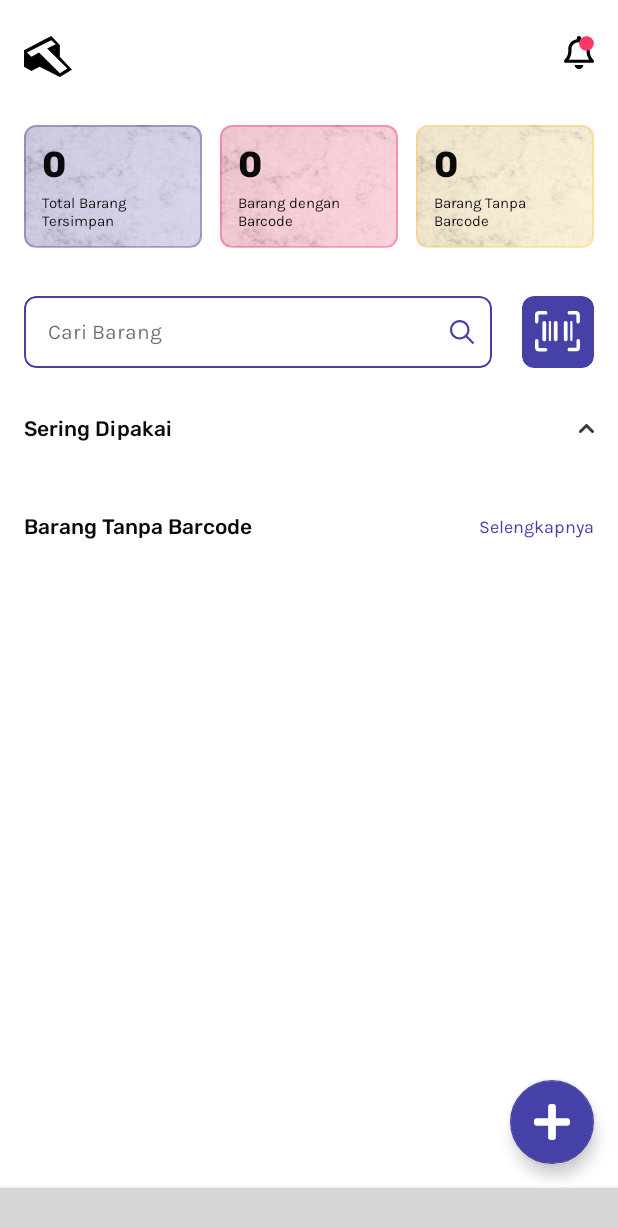
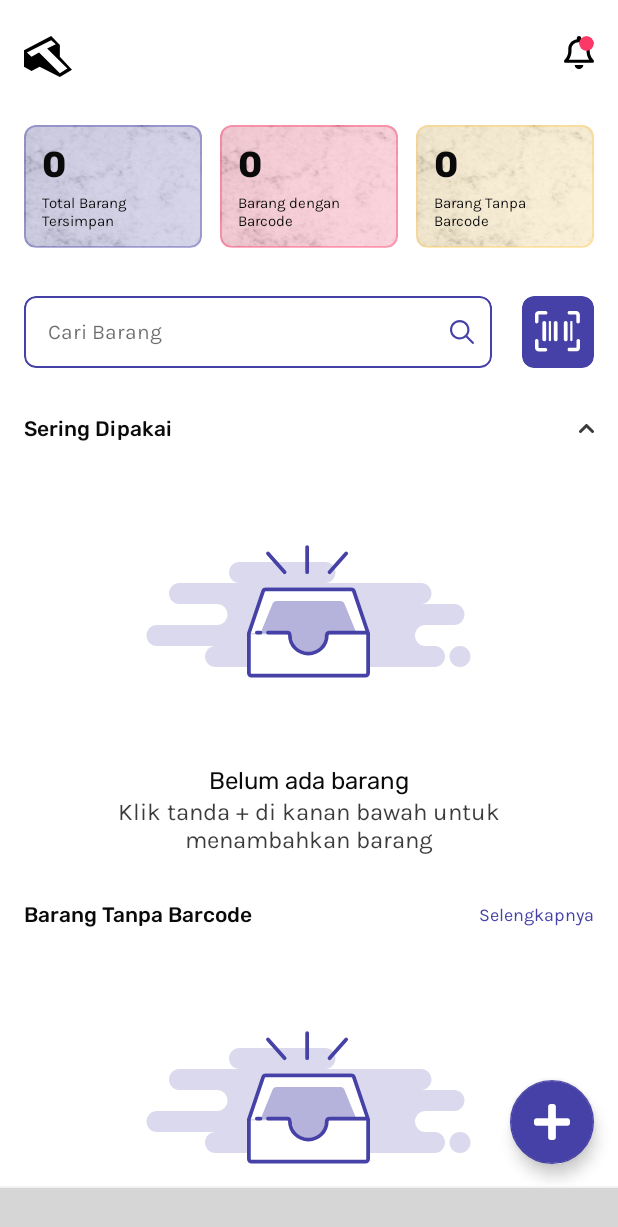
Before and after one commit to m-rizqi/tms-app, an Android app: the HomeFragment screen opened directly, with no data from a screen before it, on a phone screen of 412 x 824 dp. Shown: the top 1227 px of the screen. Run offline under Robolectric (Android 15) with nearby library versions, the phone set to English and light mode, and no system bars; our stand-ins replace Dagger/Hilt's generated code, Room's generated code, Shimmer, data binding; libraries missing offline, so code that uses them is left out: nl.joery.animatedbottombar; plain views replace AnimatedBottomBar; 1 statement that could not run was skipped; grey boxes are pictures that could not be loaded.

Commit message:
feat : empty state

```diff
--- a/app/src/main/java/com/rizqi/tms/ui/dashboard/home/HomeFragment.kt
+++ b/app/src/main/java/com/rizqi/tms/ui/dashboard/home/HomeFragment.kt
@@ -47,9 +47,11 @@ class HomeFragment : Fragment() {
         }
         itemViewModel.getPopularItems().observe(viewLifecycleOwner){
             popularAdapter.submitList(it)
+            binding.lHomeEmptyStatePopular.visibility = if (it.isEmpty()) View.VISIBLE else View.GONE
         }
         itemViewModel.getNonBarcodeItemsLimited().observe(viewLifecycleOwner){
             nonBarcodeItemAdapter.submitList(it)
+            binding.lHomeEmptyStateNonbarcode.visibility = if (it.isEmpty()) View.VISIBLE else View.GONE
         }
 
         binding.apply {
--- /dev/null
+++ b/app/src/main/res/drawable/vector_empty_state.xml
@@ -0,0 +1,47 @@
+<vector xmlns:android="http://schemas.android.com/apk/res/android"
+    android:width="250dp"
+    android:height="200dp"
+    android:viewportWidth="250"
+    android:viewportHeight="200">
+  <path
+      android:pathData="M0,0h250v200h-250z"
+      android:fillColor="#00FFFFFF"/>
+  <path
+      android:pathData="M63,134H154C154.51,134 155.02,133.94 155.5,133.84C155.98,133.94 156.49,134 157,134H209C212.87,134 216,130.87 216,127C216,123.13 212.87,120 209,120H203C199.13,120 196,116.87 196,113C196,109.13 199.13,106 203,106H222C225.87,106 229,102.87 229,99C229,95.13 225.87,92 222,92H200C203.87,92 207,88.87 207,85C207,81.13 203.87,78 200,78H136C139.87,78 143,74.87 143,71C143,67.13 139.87,64 136,64H79C75.13,64 72,67.13 72,71C72,74.87 75.13,78 79,78H39C35.13,78 32,81.13 32,85C32,88.87 35.13,92 39,92H64C67.87,92 71,95.13 71,99C71,102.87 67.87,106 64,106H24C20.13,106 17,109.13 17,113C17,116.87 20.13,120 24,120H63C59.13,120 56,123.13 56,127C56,130.87 59.13,134 63,134ZM226,134C229.87,134 233,130.87 233,127C233,123.13 229.87,120 226,120C222.13,120 219,123.13 219,127C219,130.87 222.13,134 226,134Z"
+      android:fillColor="#4641A7"
+      android:fillAlpha="0.2"
+      android:fillType="evenOdd"/>
+  <path
+      android:pathData="M113.12,112.31C113.04,112.86 113,113.43 113,114C113,120.63 118.37,126 125,126C131.63,126 137,120.63 137,114C137,113.43 136.96,112.86 136.88,112.31H166V139C166,140.66 164.66,142 163,142H87C85.34,142 84,140.66 84,139V112.31H113.12Z"
+      android:fillColor="#ffffff"
+      android:fillType="evenOdd"/>
+  <path
+      android:pathData="M138,112C138,119.18 132.18,125 125,125C117.82,125 112,119.18 112,112C112,111.77 112.01,111.54 112.02,111.31H84L93.56,83.04C93.97,81.82 95.12,81 96.4,81H153.6C154.88,81 156.03,81.82 156.44,83.04L166,111.31H137.98C137.99,111.54 138,111.77 138,112Z"
+      android:fillColor="#ffffff"
+      android:fillType="evenOdd"/>
+  <path
+      android:pathData="M136.1,112.96C136.1,118.5 131.13,124 125,124C118.87,124 113.9,118.5 113.9,112.96C113.9,112.78 113.91,111.6 113.92,111.42H93L101.16,91.58C101.51,90.63 102.49,90 103.59,90H146.41C147.51,90 148.49,90.63 148.84,91.58L157,111.42H136.08C136.09,111.6 136.1,112.78 136.1,112.96Z"
+      android:fillColor="#4641A7"
+      android:fillAlpha="0.4"
+      android:fillType="evenOdd"/>
+  <path
+      android:pathData="M85.25,111.51V138C85.25,138.97 86.03,139.75 87,139.75H163C163.97,139.75 164.75,138.97 164.75,138V111.51L155.26,83.44C155.01,82.73 154.35,82.25 153.6,82.25H96.4C95.65,82.25 94.99,82.73 94.74,83.44L85.25,111.51Z"
+      android:strokeWidth="2.5"
+      android:fillColor="#00000000"
+      android:fillType="evenOdd"
+      android:strokeColor="#4641A7"/>
+  <path
+      android:pathData="M98,111C101.94,111 106.18,111 110.75,111C112.62,111 112.62,112.32 112.62,113C112.62,119.63 118.12,125 124.9,125C131.68,125 137.17,119.63 137.17,113C137.17,112.32 137.17,111 139.05,111H164M90.57,111H93H90.57Z"
+      android:strokeLineJoin="round"
+      android:strokeWidth="2.5"
+      android:fillColor="#00000000"
+      android:strokeColor="#4641A7"
+      android:strokeLineCap="round"/>
+  <path
+      android:pathData="M150.1,58.3L139,70.76M124.1,54V70.76V54ZM98,58.3L109.1,70.76L98,58.3Z"
+      android:strokeLineJoin="round"
+      android:strokeWidth="2.5"
+      android:fillColor="#00000000"
+      android:strokeColor="#4641A7"
+      android:strokeLineCap="round"/>
+</vector>
--- a/app/src/main/res/layout/fragment_home.xml
+++ b/app/src/main/res/layout/fragment_home.xml
@@ -357,24 +357,69 @@
 
                     </RelativeLayout>
 
+                    <RelativeLayout
+                        android:id="@+id/l_home_rv_and_empty"
+                        android:layout_width="match_parent"
+                        android:layout_height="wrap_content"
+                        android:layout_marginTop="16dp"
+                        app:layout_constraintTop_toBottomOf="@id/l_home_often_used"
+                        >
+
                         <androidx.recyclerview.widget.RecyclerView
                             android:id="@+id/rv_home_often_used_items"
                             android:layout_width="match_parent"
                             android:layout_height="wrap_content"
-                        android:layout_marginTop="16dp"
-                        app:layout_constraintTop_toBottomOf="@id/l_home_often_used"
+
                             app:layoutManager="androidx.recyclerview.widget.GridLayoutManager"
                             app:spanCount="2"
                             tools:listitem="@layout/item_card_item"
-                        tools:itemCount="2"
+                            tools:itemCount="0"
                             android:nestedScrollingEnabled="false"
                             />
+
+                        <LinearLayout
+                            android:id="@+id/l_home_empty_state_popular"
+                            android:layout_width="match_parent"
+                            android:layout_height="wrap_content"
+                            android:orientation="vertical"
+                            android:gravity="center_horizontal"
+                            android:visibility="gone"
+                            >
+
+                            <ImageView
+                                android:layout_width="wrap_content"
+                                android:layout_height="wrap_content"
+                                android:src="@drawable/vector_empty_state"
+                                />
+
+                            <TextView
+                                android:layout_width="wrap_content"
+                                android:layout_height="wrap_content"
+                                style="@style/TextAppearance.Subtitle1"
+                                android:textColor="@color/black_100"
+                                android:text="@string/no_items_yet"
+                                />
+
+                            <TextView
+                                android:layout_width="wrap_content"
+                                android:layout_height="wrap_content"
+                                style="@style/TextAppearance.Body1"
+                                android:textColor="@color/black_80"
+                                android:text="@string/click_plus_sign_to_add"
+                                android:textAlignment="center"
+                                android:layout_marginHorizontal="16dp"
+                                />
+
+
+                        </LinearLayout>
+
+                    </RelativeLayout>
 
                     <RelativeLayout
                         android:id="@+id/l_home_nonbarcode_item"
                         android:layout_width="match_parent"
                         android:layout_height="wrap_content"
-                        app:layout_constraintTop_toBottomOf="@id/rv_home_often_used_items"
+                        app:layout_constraintTop_toBottomOf="@id/l_home_rv_and_empty"
                         android:layout_marginTop="32dp"
                         >
 
@@ -400,17 +445,61 @@
 
                     </RelativeLayout>
 
+                    <RelativeLayout
+                        android:layout_width="match_parent"
+                        android:layout_height="wrap_content"
+                        android:layout_marginTop="16dp"
+                        app:layout_constraintTop_toBottomOf="@id/l_home_nonbarcode_item"
+                        >
+
                         <androidx.recyclerview.widget.RecyclerView
                             android:id="@+id/rv_home_nonbarcode_items"
                             android:layout_width="match_parent"
                             android:layout_height="wrap_content"
-                        android:layout_marginTop="16dp"
-                        app:layout_constraintTop_toBottomOf="@id/l_home_nonbarcode_item"
                             app:layoutManager="androidx.recyclerview.widget.GridLayoutManager"
                             tools:listitem="@layout/item_card_item"
                             app:spanCount="2"
+                            tools:itemCount="1"
                             android:nestedScrollingEnabled="false"
                             />
+
+                        <LinearLayout
+                            android:id="@+id/l_home_empty_state_nonbarcode"
+                            android:layout_width="match_parent"
+                            android:layout_height="wrap_content"
+                            android:orientation="vertical"
+                            android:gravity="center_horizontal"
+                            android:visibility="gone"
+                            >
+
+                            <ImageView
+                                android:layout_width="wrap_content"
+                                android:layout_height="wrap_content"
+                                android:src="@drawable/vector_empty_state"
+                                />
+
+                            <TextView
+                                android:layout_width="wrap_content"
+                                android:layout_height="wrap_content"
+                                style="@style/TextAppearance.Subtitle1"
+                                android:textColor="@color/black_100"
+                                android:text="@string/no_nonbarcode_items_yet"
+                                />
+
+                            <TextView
+                                android:layout_width="wrap_content"
+                                android:layout_height="wrap_content"
+                                style="@style/TextAppearance.Body1"
+                                android:textColor="@color/black_80"
+                                android:text="@string/click_plus_sign_to_add"
+                                android:textAlignment="center"
+                                android:layout_marginHorizontal="16dp"
+                                />
+
+
+                        </LinearLayout>
+
+                    </RelativeLayout>
 
                 </androidx.constraintlayout.widget.ConstraintLayout>
 
--- a/app/src/main/res/values/strings.xml
+++ b/app/src/main/res/values/strings.xml
@@ -120,4 +120,7 @@
     <string name="more_info">Selengkapnya</string>
     <string name="success">Berhasil</string>
     <string name="success_add_item_description"><![CDATA[Data barang <font color=#4641A7>%1$s</font> berhasil disimpan]]></string>
+    <string name="click_plus_sign_to_add">Klik tanda + di kanan bawah untuk menambahkan barang</string>
+    <string name="no_items_yet">Belum ada barang</string>
+    <string name="no_nonbarcode_items_yet">Belum ada barang tanpa barcode</string>
 </resources>
```
Lines whose indentation alone changed are shown as unchanged.
